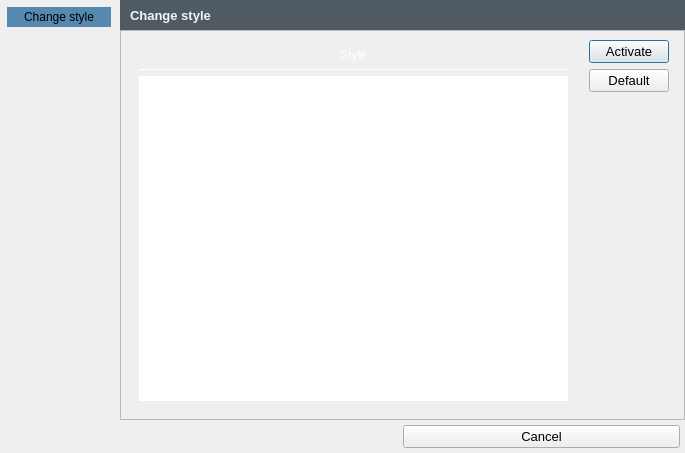
Old version of the form StyleManager/ui_stylemanager.ui in the repository GIAPspzoo/GIAP_PolaMap_lite.
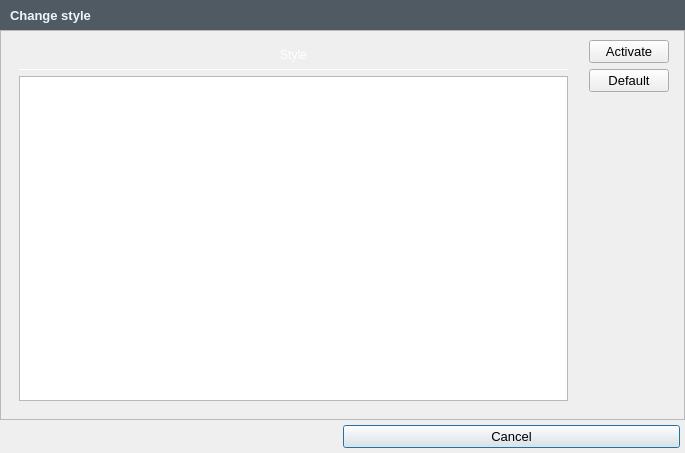
New version of the form. Icons and pictures are not drawn.

Diff of the .ui file:
```diff
--- a/StyleManager/ui_stylemanager.ui
+++ b/StyleManager/ui_stylemanager.ui
@@ -60,7 +60,61 @@
    <property name="spacing">
     <number>0</number>
    </property>
-   <item row="1" column="1">
+   <item row="1" column="0">
+    <layout class="QHBoxLayout" name="horizontalLayout">
+     <property name="spacing">
+      <number>5</number>
+     </property>
+     <property name="leftMargin">
+      <number>5</number>
+     </property>
+     <property name="topMargin">
+      <number>5</number>
+     </property>
+     <property name="rightMargin">
+      <number>5</number>
+     </property>
+     <property name="bottomMargin">
+      <number>5</number>
+     </property>
+     <item>
+      <spacer name="horizontalSpacer">
+       <property name="orientation">
+        <enum>Qt::Horizontal</enum>
+       </property>
+       <property name="sizeHint" stdset="0">
+        <size>
+         <width>40</width>
+         <height>20</height>
+        </size>
+       </property>
+      </spacer>
+     </item>
+     <item>
+      <widget class="QPushButton" name="pushButton_cancel">
+       <property name="sizePolicy">
+        <sizepolicy hsizetype="Expanding" vsizetype="Fixed">
+         <horstretch>0</horstretch>
+         <verstretch>0</verstretch>
+        </sizepolicy>
+       </property>
+       <property name="font">
+        <font>
+         <family>Segoe UI</family>
+         <pointsize>10</pointsize>
+         <weight>50</weight>
+         <italic>false</italic>
+         <bold>false</bold>
+        </font>
+       </property>
+       <property name="text">
+        <string>Cancel</string>
+       </property>
+      </widget>
+     </item>
+    </layout>
+   </item>
+   <item row="0" column="0">
     <widget class="QStackedWidget" name="stackedWidget">
      <property name="font">
       <font>
@@ -165,14 +219,10 @@
           <item row="0" column="2">
            <widget class="QFrame" name="frame_style">
             <property name="styleSheet">
-             <string notr="true">QFrame {
-border: 0px solid #5589B0;
-}
-
-</string>
+             <string notr="true"/>
             </property>
             <property name="frameShape">
-             <enum>QFrame::StyledPanel</enum>
+             <enum>QFrame::NoFrame</enum>
             </property>
             <property name="frameShadow">
              <enum>QFrame::Raised</enum>
@@ -206,9 +256,7 @@
              <item>
               <widget class="QListWidget" name="listWidget">
                <property name="styleSheet">
-                <string notr="true">QListWidget {
-	border: None;
-}</string>
+                <string notr="true"/>
                </property>
                <property name="showDropIndicator" stdset="0">
                 <bool>false</bool>
@@ -274,131 +322,6 @@
      </widget>
     </widget>
    </item>
-   <item row="2" column="1">
-    <layout class="QHBoxLayout" name="horizontalLayout">
-     <property name="spacing">
-      <number>5</number>
-     </property>
-     <property name="leftMargin">
-      <number>5</number>
-     </property>
-     <property name="topMargin">
-      <number>5</number>
-     </property>
-     <property name="rightMargin">
-      <number>5</number>
-     </property>
-     <property name="bottomMargin">
-      <number>5</number>
-     </property>
-     <item>
-      <spacer name="horizontalSpacer">
-       <property name="orientation">
-        <enum>Qt::Horizontal</enum>
-       </property>
-       <property name="sizeHint" stdset="0">
-        <size>
-         <width>40</width>
-         <height>20</height>
-        </size>
-       </property>
-      </spacer>
-     </item>
-     <item>
-      <widget class="QPushButton" name="pushButton_cancel">
-       <property name="sizePolicy">
-        <sizepolicy hsizetype="Expanding" vsizetype="Fixed">
-         <horstretch>0</horstretch>
-         <verstretch>0</verstretch>
-        </sizepolicy>
-       </property>
-       <property name="font">
-        <font>
-         <family>Segoe UI</family>
-         <pointsize>10</pointsize>
-         <weight>50</weight>
-         <italic>false</italic>
-         <bold>false</bold>
-        </font>
-       </property>
-       <property name="text">
-        <string>Cancel</string>
-       </property>
-      </widget>
-     </item>
-    </layout>
-   </item>
-   <item row="0" column="0" rowspan="3">
-    <widget class="QFrame" name="frame">
-     <property name="minimumSize">
-      <size>
-       <width>120</width>
-       <height>0</height>
-      </size>
-     </property>
-     <property name="font">
-      <font>
-       <family>Segoe UI</family>
-       <pointsize>10</pointsize>
-       <weight>50</weight>
-       <italic>false</italic>
-       <bold>false</bold>
-      </font>
-     </property>
-     <property name="styleSheet">
-      <string notr="true">border-right: 2px solid #b7d3e8;
-padding: 2px;</string>
-     </property>
-     <layout class="QVBoxLayout" name="verticalLayout">
-      <property name="spacing">
-       <number>20</number>
-      </property>
-      <property name="leftMargin">
-       <number>5</number>
-      </property>
-      <property name="topMargin">
-       <number>5</number>
-      </property>
-      <property name="rightMargin">
-       <number>5</number>
-      </property>
-      <property name="bottomMargin">
-       <number>5</number>
-      </property>
-      <item>
-       <widget class="QLabel" name="label_side">
-        <property name="styleSheet">
-         <string notr="true">background-color: #5589B0;
-border: solid;
-border-width: 1px;
-border-color:#5589B0;</string>
-        </property>
-        <property name="text">
-         <string>Change style</string>
-        </property>
-        <property name="alignment">
-         <set>Qt::AlignCenter</set>
-        </property>
-       </widget>
-      </item>
-      <item>
-       <spacer name="verticalSpacer_3">
-        <property name="orientation">
-         <enum>Qt::Vertical</enum>
-        </property>
-        <property name="sizeHint" stdset="0">
-         <size>
-          <width>20</width>
-          <height>40</height>
-         </size>
-        </property>
-       </spacer>
-      </item>
-     </layout>
-     <zorder>verticalSpacer_3</zorder>
-     <zorder>label_side</zorder>
-    </widget>
-   </item>
   </layout>
  </widget>
  <resources/>
```
